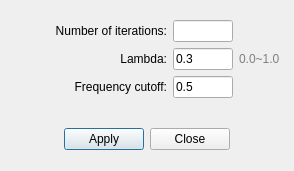
The window that freeview/DialogSmoothSurface.ui (freesurfer/freesurfer) describes before a commit, drawn with Qt 5.
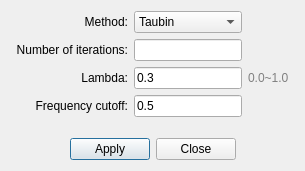
The same window after the commit.

Commit message: Added option to choose Taubin or Standard method for surface smoothing

What changed in the file:
```diff
--- a/freeview/DialogSmoothSurface.ui
+++ b/freeview/DialogSmoothSurface.ui
@@ -6,17 +6,20 @@
    <rect>
     <x>0</x>
     <y>0</y>
-    <width>294</width>
-    <height>171</height>
+    <width>314</width>
+    <height>206</height>
    </rect>
   </property>
   <property name="windowTitle">
    <string>Smooth Surface</string>
   </property>
   <layout class="QVBoxLayout" name="verticalLayout">
+   <property name="sizeConstraint">
+    <enum>QLayout::SetFixedSize</enum>
+   </property>
    <item>
     <layout class="QGridLayout" name="gridLayout">
-     <item row="0" column="1">
+     <item row="1" column="1">
       <widget class="QLabel" name="label">
        <property name="text">
         <string>Number of iterations:</string>
@@ -26,31 +29,18 @@
        </property>
       </widget>
      </item>
-     <item row="0" column="2">
+     <item row="1" column="2">
       <widget class="QLineEdit" name="lineEditIterations">
        <property name="maximumSize">
         <size>
-         <width>60</width>
+         <width>167777</width>
          <height>16777215</height>
         </size>
        </property>
       </widget>
      </item>
-     <item row="0" column="3">
-      <spacer name="horizontalSpacer_3">
-       <property name="orientation">
-        <enum>Qt::Horizontal</enum>
-       </property>
-       <property name="sizeHint" stdset="0">
-        <size>
-         <width>5</width>
-         <height>5</height>
-        </size>
-       </property>
-      </spacer>
-     </item>
-     <item row="1" column="1">
-      <widget class="QLabel" name="label_3">
+     <item row="2" column="1">
+      <widget class="QLabel" name="labelLambda">
        <property name="text">
         <string>Lambda:</string>
        </property>
@@ -59,11 +49,11 @@
        </property>
       </widget>
      </item>
-     <item row="1" column="2">
+     <item row="2" column="2">
       <widget class="QLineEdit" name="lineEditLambda">
        <property name="maximumSize">
         <size>
-         <width>60</width>
+         <width>167777</width>
          <height>16777215</height>
         </size>
        </property>
@@ -72,8 +62,8 @@
        </property>
       </widget>
      </item>
-     <item row="2" column="1">
-      <widget class="QLabel" name="label_2">
+     <item row="3" column="1">
+      <widget class="QLabel" name="labelFrequencyCutoff">
        <property name="text">
         <string>Frequency cutoff:</string>
        </property>
@@ -82,11 +72,11 @@
        </property>
       </widget>
      </item>
-     <item row="2" column="2">
+     <item row="3" column="2">
       <widget class="QLineEdit" name="lineEditFrequencyCutoff">
        <property name="maximumSize">
         <size>
-         <width>60</width>
+         <width>167777</width>
          <height>16777215</height>
         </size>
        </property>
@@ -95,7 +85,7 @@
        </property>
       </widget>
      </item>
-     <item row="0" column="0">
+     <item row="1" column="0">
       <spacer name="horizontalSpacer_4">
        <property name="orientation">
         <enum>Qt::Horizontal</enum>
@@ -108,8 +98,8 @@
        </property>
       </spacer>
      </item>
-     <item row="1" column="3">
-      <widget class="QLabel" name="label_4">
+     <item row="2" column="3">
+      <widget class="QLabel" name="labelHelper">
        <property name="styleSheet">
         <string notr="true">color: gray;</string>
        </property>
@@ -118,6 +108,43 @@
        </property>
       </widget>
      </item>
+     <item row="0" column="2">
+      <widget class="QComboBox" name="comboBoxMethod">
+       <item>
+        <property name="text">
+         <string>Taubin</string>
+        </property>
+       </item>
+       <item>
+        <property name="text">
+         <string>Standard</string>
+        </property>
+       </item>
+      </widget>
+     </item>
+     <item row="0" column="1">
+      <widget class="QLabel" name="label_5">
+       <property name="text">
+        <string>Method:</string>
+       </property>
+       <property name="alignment">
+        <set>Qt::AlignRight|Qt::AlignTrailing|Qt::AlignVCenter</set>
+       </property>
+      </widget>
+     </item>
+     <item row="2" column="4">
+      <spacer name="horizontalSpacer_3">
+       <property name="orientation">
+        <enum>Qt::Horizontal</enum>
+       </property>
+       <property name="sizeHint" stdset="0">
+        <size>
+         <width>5</width>
+         <height>5</height>
+        </size>
+       </property>
+      </spacer>
+     </item>
     </layout>
    </item>
    <item>
```
Left out of the diff: 25 changed lines with no effect on the pictures. The commit also changes 6 other files.
